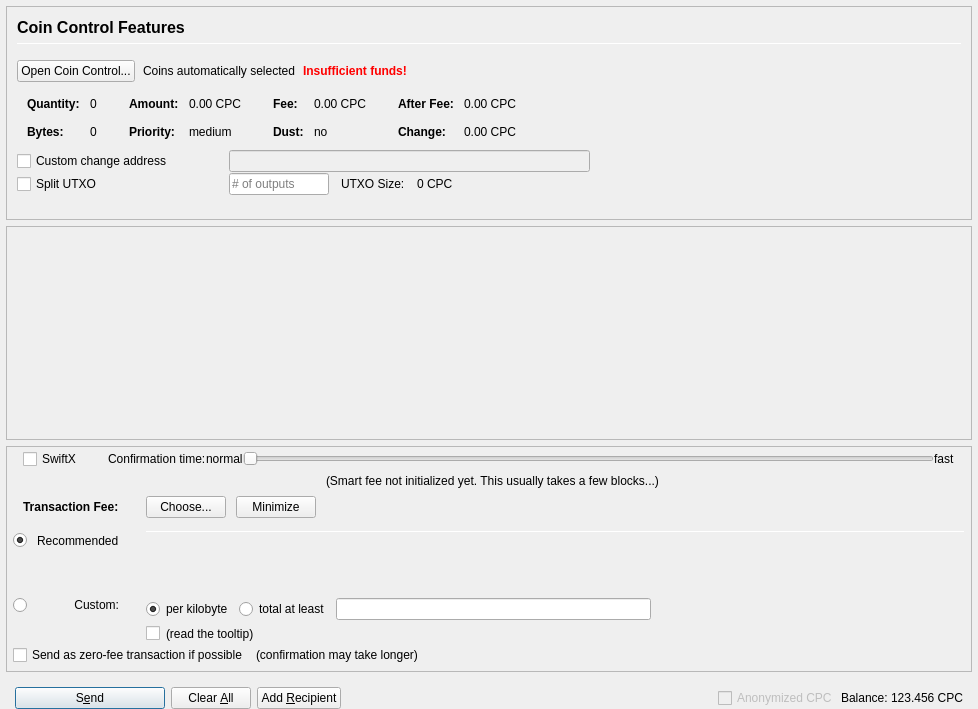
Above: src/qt/forms/sendcoinsdialog.ui from commatalk/commapluscoin before the change. Below: the same form after it.
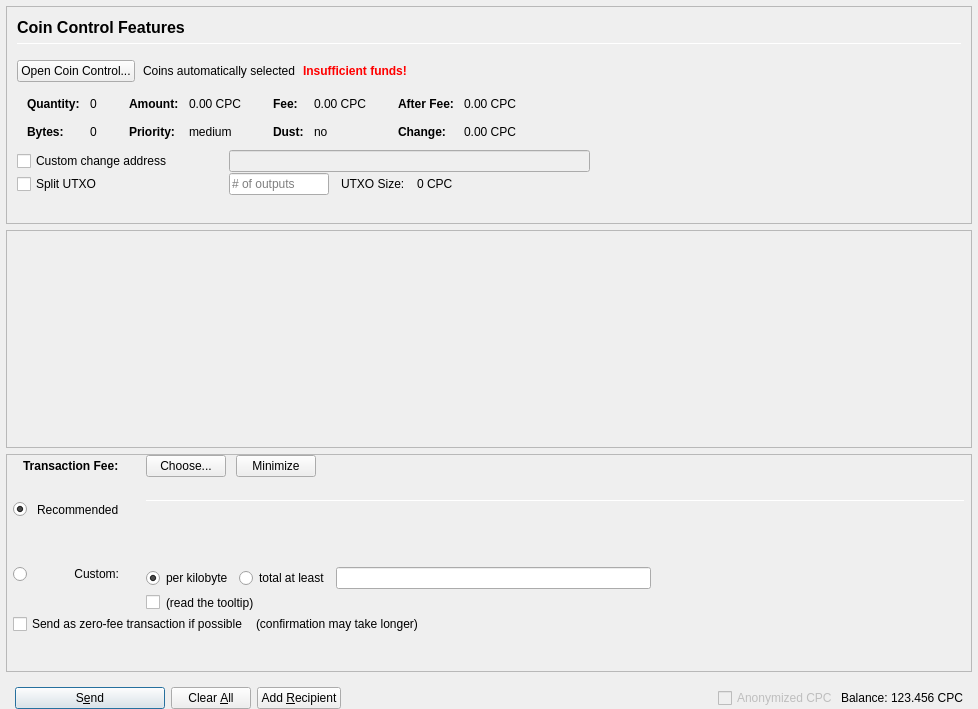
That is the form after the change. Icons and pictures are not drawn. Custom widgets are drawn as their Qt base class.

Commit message: update GUI - remove unused features

```diff
--- a/src/qt/forms/sendcoinsdialog.ui
+++ b/src/qt/forms/sendcoinsdialog.ui
@@ -831,7 +831,7 @@
              <x>0</x>
              <y>0</y>
              <width>962</width>
-             <height>108</height>
+             <height>182</height>
             </rect>
            </property>
            <layout class="QVBoxLayout" name="verticalLayout_2" stretch="0,1">
@@ -908,7 +908,7 @@
             <number>0</number>
            </property>
            <item>
-            <layout class="QVBoxLayout" name="verticalLayoutFee2" stretch="0,0,0,0">
+            <layout class="QVBoxLayout" name="verticalLayoutFee2" stretch="0,0,0">
              <property name="spacing">
               <number>0</number>
              </property>
@@ -921,171 +921,6 @@
              <property name="rightMargin">
               <number>6</number>
              </property>
-             <item>
-              <layout class="QVBoxLayout" name="verticalLayout_feeConf">
-               <property name="spacing">
-                <number>0</number>
-               </property>
-               <property name="leftMargin">
-                <number>10</number>
-               </property>
-               <property name="rightMargin">
-                <number>10</number>
-               </property>
-               <property name="bottomMargin">
-                <number>5</number>
-               </property>
-               <item>
-                <layout class="QHBoxLayout" name="horizontalLayoutFee9">
-                 <item>
-                  <widget class="QCheckBox" name="checkSwiftTX">
-                   <property name="enabled">
-                    <bool>true</bool>
-                   </property>
-                   <property name="minimumSize">
-                    <size>
-                     <width>85</width>
-                     <height>0</height>
-                    </size>
-                   </property>
-                   <property name="toolTip">
-                    <string>SwiftX technology allows for near instant transactions - A flat fee of 0.01 CPC applies</string>
-                   </property>
-                   <property name="text">
-                    <string>SwiftX</string>
-                   </property>
-                  </widget>
-                 </item>
-                 <item>
-                  <widget class="QLabel" name="labelSmartFee3">
-                   <property name="text">
-                    <string>Confirmation time:</string>
-                   </property>
-                   <property name="margin">
-                    <number>2</number>
-                   </property>
-                  </widget>
-                 </item>
-                 <item>
-                  <widget class="QLabel" name="labelSmartFeeNormal">
-                   <property name="text">
-                    <string>normal</string>
-                   </property>
-                   <property name="margin">
-                    <number>8</number>
-                   </property>
-                  </widget>
-                 </item>
-                 <item>
-                  <widget class="QSlider" name="sliderSmartFee">
-                   <property name="minimumSize">
-                    <size>
-                     <width>0</width>
-                     <height>24</height>
-                    </size>
-                   </property>
-                   <property name="minimum">
-                    <number>0</number>
-                   </property>
-                   <property name="maximum">
-                    <number>24</number>
-                   </property>
-                   <property name="pageStep">
-                    <number>1</number>
-                   </property>
-                   <property name="value">
-                    <number>0</number>
-                   </property>
-                   <property name="orientation">
-                    <enum>Qt::Horizontal</enum>
-                   </property>
-                   <property name="invertedAppearance">
-                    <bool>false</bool>
-                   </property>
-                   <property name="invertedControls">
-                    <bool>false</bool>
-                   </property>
-                   <property name="tickPosition">
-                    <enum>QSlider::NoTicks</enum>
-                   </property>
-                  </widget>
-                 </item>
-                 <item>
-                  <widget class="QLabel" name="labelSmartFeeFast">
-                   <property name="text">
-                    <string>fast</string>
-                   </property>
-                   <property name="margin">
-                    <number>8</number>
-                   </property>
-                  </widget>
-                 </item>
-                </layout>
-               </item>
-               <item>
-                <layout class="QHBoxLayout" name="horizontalLayout_recommended_texts">
-                 <property name="spacing">
-                  <number>0</number>
-                 </property>
-                 <item>
-                  <spacer name="horizontalSpacer_8">
-                   <property name="orientation">
-                    <enum>Qt::Horizontal</enum>
-                   </property>
-                   <property name="sizeHint" stdset="0">
-                    <size>
-                     <width>40</width>
-                     <height>20</height>
-                    </size>
-                   </property>
-                  </spacer>
-                 </item>
-                 <item>
-                  <widget class="QLabel" name="labelFeeEstimation">
-                   <property name="text">
-                    <string/>
-                   </property>
-                   <property name="margin">
-                    <number>2</number>
-                   </property>
-                  </widget>
-                 </item>
-                 <item>
-                  <widget class="QLabel" name="labelSmartFee2">
-                   <property name="text">
-                    <string>(Smart fee not initialized yet. This usually takes a few blocks...)</string>
-                   </property>
-                   <property name="alignment">
-                    <set>Qt::AlignLeading|Qt::AlignLeft|Qt::AlignVCenter</set>
-                   </property>
-                   <property name="wordWrap">
-                    <bool>false</bool>
-                   </property>
-                   <property name="margin">
-                    <number>2</number>
-                   </property>
-                   <property name="indent">
-                    <number>-1</number>
-                   </property>
-                  </widget>
-                 </item>
-                 <item>
-                  <spacer name="horizontalSpacer_3">
-                   <property name="orientation">
-                    <enum>Qt::Horizontal</enum>
-                   </property>
-                   <property name="sizeHint" stdset="0">
-                    <size>
-                     <width>40</width>
-                     <height>20</height>
-                    </size>
-                   </property>
-                  </spacer>
-                 </item>
-                </layout>
-               </item>
-              </layout>
-             </item>
              <item>
               <layout class="QHBoxLayout" name="horizontalLayoutFee1">
                <property name="leftMargin">
```
Left out of the diff: 2 changed lines with no effect on the pictures. The commit also changes 5 other files.
